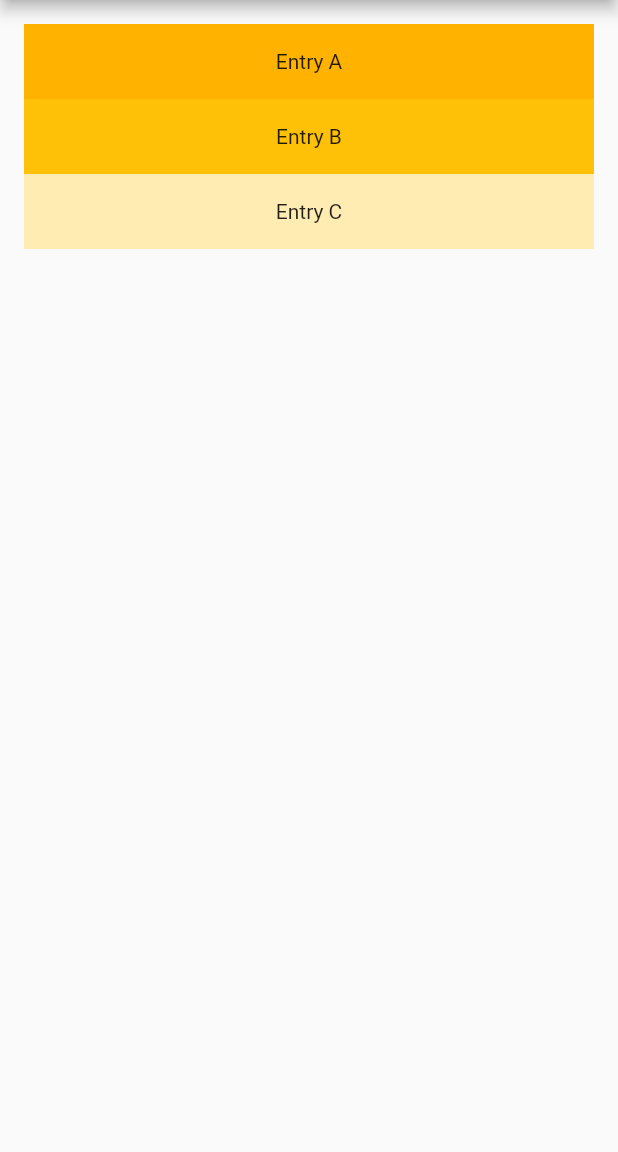
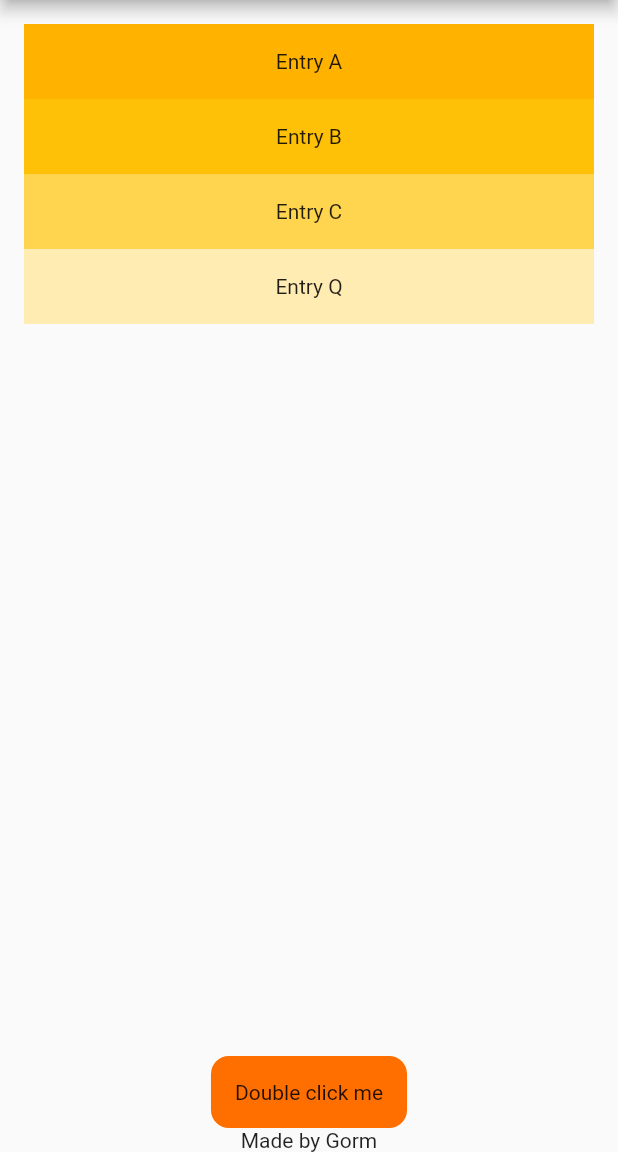
Before and after one commit to Gorm2303/flutter_to_do_list, a Flutter app: the screen it shows after launch, on a phone screen of 412 x 824 dp, the part 84-1236 px from its top. Run offline on Flutter 3.47's test engine with Material 2 defaults, Android fonts, the phone set to English and light mode, and no system bars.

Commit message:
Custom button with state works

```diff
--- a/lib/main.dart
+++ b/lib/main.dart
@@ -15,21 +15,58 @@ class MyApp extends StatelessWidget {
   Widget build(BuildContext context) {
     return MaterialApp(
       title: 'First app',
+      routes: {
+        '/firstroute': (context) => FirstRoute(),
+        '/secondroute': (context) => SecondRoute(),
+      },
       home: Scaffold(
         appBar: AppBar(
           title: const Text('First app'),
         ),
-        body: Center(
-          child: MyListView(),
+        body: Column(children: <Widget>[
+          Expanded(child: MyListView()),
+          MyButton(),
+          const Text('Made by Gorm')
+        ]),
+      ),
+    );
+  }
+}
+
+class MyButton extends StatefulWidget {
+  const MyButton({
+    Key? key,
+  }) : super(key: key);
+
+  @override
+  State<MyButton> createState() => MyButtonState();
+}
+
+class MyButtonState extends State<MyButton> {
+  int buttonColor = 900;
+  @override
+  Widget build(BuildContext context) {
+    return GestureDetector(
+      onDoubleTap: () {
+        setState(() {
+          buttonColor = buttonColor - 200;
+        });
+      },
+      child: Container(
+        padding: EdgeInsets.all(16),
+        decoration: BoxDecoration(
+          borderRadius: BorderRadius.circular(12.0),
+          color: Colors.amber[buttonColor],
         ),
+        child: const Text('Double click me'),
       ),
     );
   }
 }
 
 class MyListView extends StatelessWidget {
-  final List<String> entries = <String>['A', 'B', 'C'];
-  final List<int> colorCodes = <int>[600, 500, 100];
+  final List<String> entries = <String>['A', 'B', 'C', 'Q'];
+  final List<int> colorCodes = <int>[600, 500, 300, 100];
 
   MyListView({super.key});
 
@@ -46,3 +83,49 @@ class MyListView extends StatelessWidget {
         });
   }
 }
+
+class FirstRoute extends StatelessWidget {
+  const FirstRoute({super.key});
+
+  @override
+  Widget build(BuildContext context) {
+    return Scaffold(
+      appBar: AppBar(
+        title: const Text('First Route'),
+      ),
+      body: Center(
+        child: ElevatedButton(
+            child: const Text('Open route'),
+            // Within the `FirstRoute` widget
+            onPressed: () {
+              Navigator.push(
+                context,
+                MaterialPageRoute(builder: (context) => const SecondRoute()),
+              );
+            }),
+      ),
+    );
+  }
+}
+
+class SecondRoute extends StatelessWidget {
+  const SecondRoute({super.key});
+
+  @override
+  Widget build(BuildContext context) {
+    return Scaffold(
+      appBar: AppBar(
+        title: const Text('Second Route'),
+      ),
+      body: Center(
+        child: ElevatedButton(
+          // Within the SecondRoute widget
+          onPressed: () {
+            Navigator.pop(context);
+          },
+          child: const Text('Go back!'),
+        ),
+      ),
+    );
+  }
+}
```
